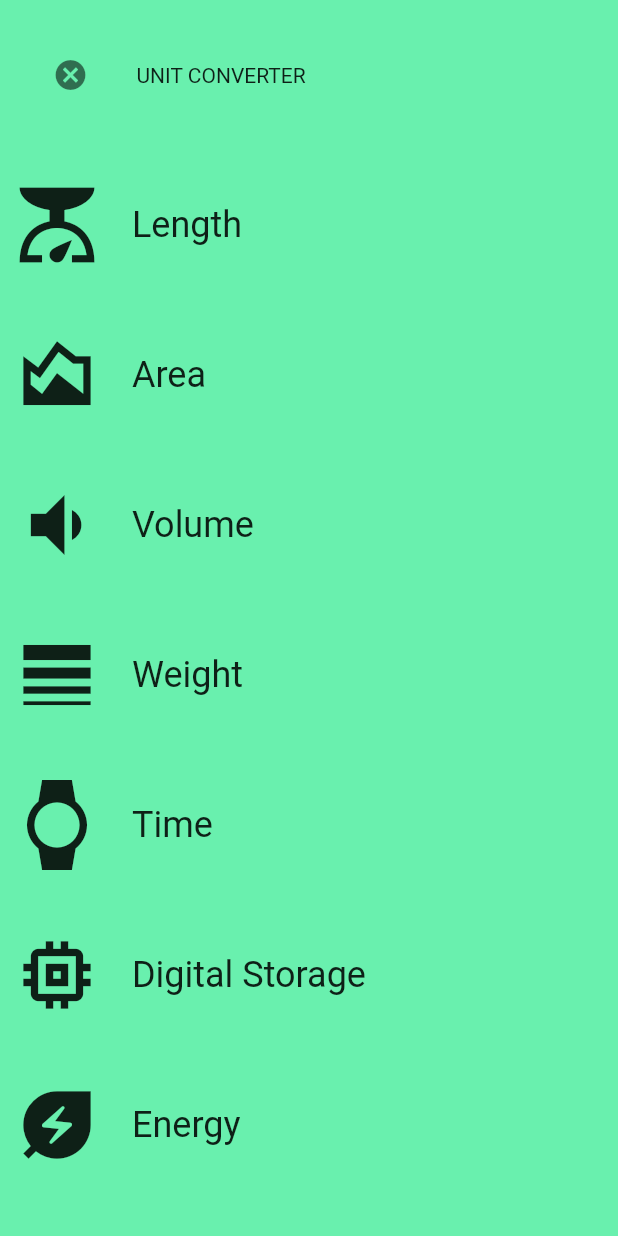
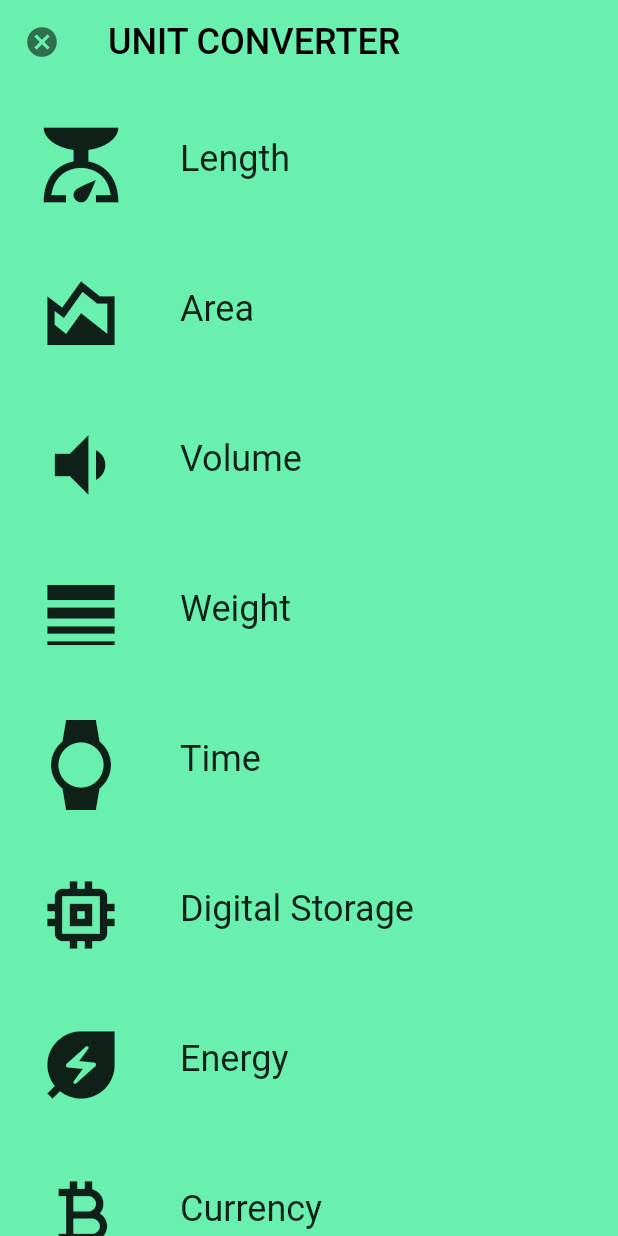
Before and after one commit to arunkumarchauhan/flutter_training_neosoft, a Flutter app: the Category screen opened by its route, on a phone screen of 412 x 824 dp. Run offline on Flutter 3.47's test engine with Material 2 defaults, Android fonts, the phone set to English and light mode, and no system bars.

Commit message:
moved unit converter title to appbar

```diff
--- a/lib/screens/build_your_own_widget/category.dart
+++ b/lib/screens/build_your_own_widget/category.dart
@@ -1,7 +1,4 @@
-import 'package:flutter/cupertino.dart';
 import 'package:flutter/material.dart';
-import 'package:flutter/src/foundation/key.dart';
-import 'package:flutter/src/widgets/framework.dart';
 import 'package:training/models/build_your_own_widget/category_model.dart';
 import 'package:training/screens/build_your_own_widget/widgets/category_item.dart';
 
@@ -12,17 +9,10 @@ class Category extends StatelessWidget {
   @override
   Widget build(BuildContext context) {
     return Scaffold(
-      body: Column(
-        children: [
-          Container(
-            padding: const EdgeInsets.all(8),
-            height: 100,
-            child: Row(
-              children: [
-                const SizedBox(
-                  width: 15,
-                ),
-                IconButton(
+      appBar: AppBar(
+        backgroundColor: Colors.greenAccent,
+        elevation: 0,
+        leading: IconButton(
           icon: const Icon(
             Icons.cancel,
             size: 24,
@@ -32,15 +22,12 @@ class Category extends StatelessWidget {
             Navigator.pop(context);
           },
         ),
-                const SizedBox(
-                  width: 20,
-                ),
-                const Text("UNIT CONVERTER")
-              ],
+        title: const Text(
+          "UNIT CONVERTER",
+          style: TextStyle(fontSize: 24),
         ),
       ),
-          Flexible(
-            child: ListView.builder(
+      body: ListView.builder(
         itemCount: CategoryItemModel.categoryItems.length,
         itemBuilder: (ctx, index) {
           CategoryItemModel categoryModel =
@@ -49,9 +36,6 @@ class Category extends StatelessWidget {
               icon: categoryModel.icon, text: categoryModel.text);
         },
       ),
-          ),
-        ],
-      ),
     );
   }
 }
--- a/lib/screens/build_your_own_widget/widgets/category_item.dart
+++ b/lib/screens/build_your_own_widget/widgets/category_item.dart
@@ -21,9 +21,12 @@ class CategoryItem extends StatelessWidget {
           child: Row(
             crossAxisAlignment: CrossAxisAlignment.center,
             children: [
-              Icon(
-                icon,
-                size: 60,
+              Padding(
+                padding: const EdgeInsets.all(16.0),
+                child: Icon(
+                  icon,
+                  size: 60,
+                ),
               ),
               const SizedBox(width: 20),
               Text(
--- a/lib/screens/selection_screen.dart
+++ b/lib/screens/selection_screen.dart
@@ -1,6 +1,4 @@
 import 'package:flutter/material.dart';
-import 'package:flutter/src/foundation/key.dart';
-import 'package:flutter/src/widgets/framework.dart';
 import 'package:training/screens/build_your_own_widget/category.dart';
 
 class SelectionScreen extends StatelessWidget {
```
Lines whose indentation alone changed are shown as unchanged.
